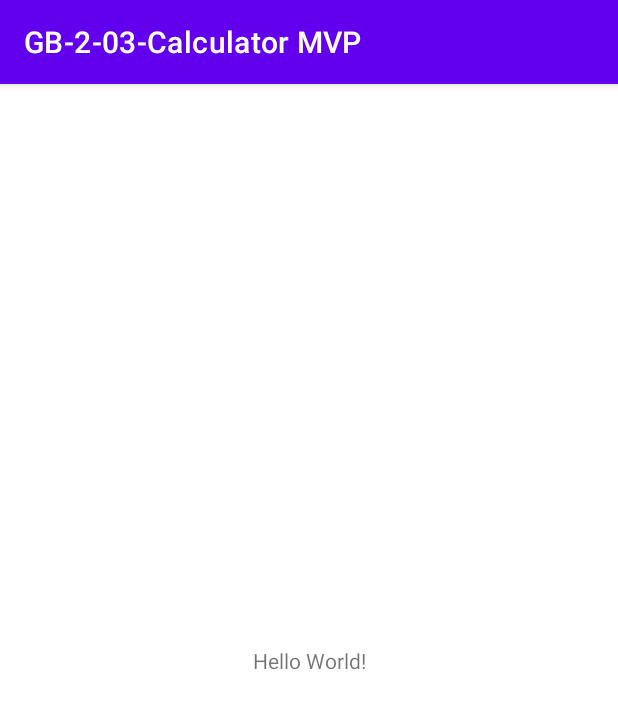
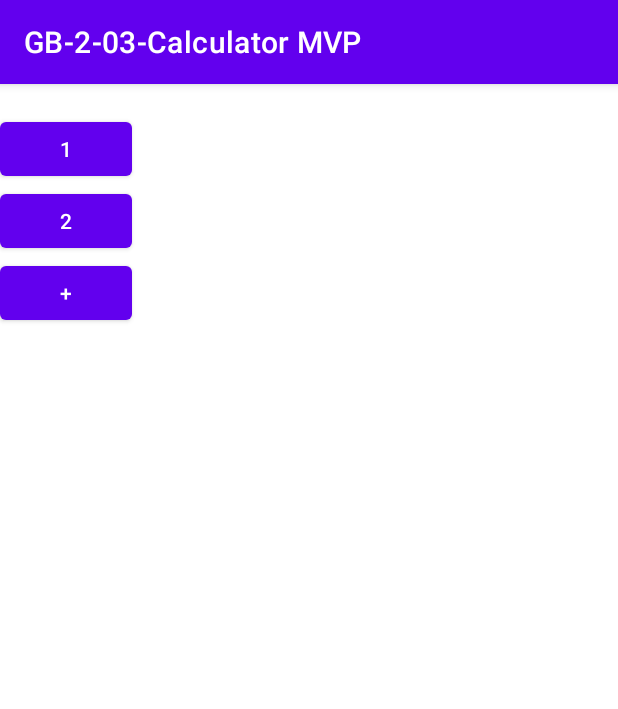
Before and after one commit to Gravitana/GB-2-03-Calculator_MVP, an Android app: the screen it shows after launch (MainActivity before the commit, CalculatorActivity after it), on a phone screen of 412 x 824 dp. Shown: the top 709 px of the screen. Run offline under Robolectric (Android 15) with nearby library versions, the phone set to English and light mode, and no system bars.

Commit message:
намёк на калькулятор

```diff
--- a/app/src/main/AndroidManifest.xml
+++ b/app/src/main/AndroidManifest.xml
@@ -9,7 +9,7 @@
         android:roundIcon="@mipmap/ic_launcher_round"
         android:supportsRtl="true"
         android:theme="@style/Theme.GB203CalculatorMVP">
-        <activity android:name=".MainActivity">
+        <activity android:name=".ui.CalculatorActivity">
             <intent-filter>
                 <action android:name="android.intent.action.MAIN" />
 
--- a/app/src/main/java/com/example/gb_2_03_calculatormvp/MainActivity.java
+++ /dev/null
@@ -1,14 +0,0 @@
-package com.example.gb_2_03_calculatormvp;
-
-import androidx.appcompat.app.AppCompatActivity;
-
-import android.os.Bundle;
-
-public class MainActivity extends AppCompatActivity {
-
-    @Override
-    protected void onCreate(Bundle savedInstanceState) {
-        super.onCreate(savedInstanceState);
-        setContentView(R.layout.activity_main);
-    }
-}
--- /dev/null
+++ b/app/src/main/java/com/example/gb_2_03_calculatormvp/domain/Calculator.java
@@ -0,0 +1,6 @@
+package com.example.gb_2_03_calculatormvp.domain;
+
+public interface Calculator {
+
+    double binaryOperation(double argOne, double argTwo, Operation operation);
+}
--- /dev/null
+++ b/app/src/main/java/com/example/gb_2_03_calculatormvp/ui/CalculatorActivity.java
@@ -0,0 +1,51 @@
+package com.example.gb_2_03_calculatormvp.ui;
+
+import androidx.appcompat.app.AppCompatActivity;
+
+import android.os.Bundle;
+import android.view.View;
+import android.widget.TextView;
+
+import com.example.gb_2_03_calculatormvp.R;
+import com.example.gb_2_03_calculatormvp.domain.CalculatorImpl;
+
+public class CalculatorActivity extends AppCompatActivity implements CalculatorView {
+
+    private CalculatorPresenter presenter;
+
+    private TextView resultText;
+
+    @Override
+    protected void onCreate(Bundle savedInstanceState) {
+        super.onCreate(savedInstanceState);
+        setContentView(R.layout.activity_main);
+
+        presenter = new CalculatorPresenter(this, new CalculatorImpl());
+
+        resultText = findViewById(R.id.result);
+
+        findViewById(R.id.btn_1).setOnClickListener(new View.OnClickListener() {
+            @Override
+            public void onClick(View v) {
+                presenter.onButtonOneClicked();
+            }
+        });
+        findViewById(R.id.btn_2).setOnClickListener(new View.OnClickListener() {
+            @Override
+            public void onClick(View v) {
+                presenter.onButtonTwoClicked();
+            }
+        });
+        findViewById(R.id.btn_plus).setOnClickListener(new View.OnClickListener() {
+            @Override
+            public void onClick(View v) {
+                presenter.onButtonPlusClicked();
+            }
+        });
+    }
+
+    @Override
+    public void showResult(String result) {
+        resultText.setText(result);
+    }
+}
--- /dev/null
+++ b/app/src/main/java/com/example/gb_2_03_calculatormvp/ui/CalculatorPresenter.java
@@ -0,0 +1,33 @@
+package com.example.gb_2_03_calculatormvp.ui;
+
+import com.example.gb_2_03_calculatormvp.domain.Calculator;
+import com.example.gb_2_03_calculatormvp.domain.Operation;
+
+public class CalculatorPresenter {
+
+    private CalculatorView view;
+
+    private Calculator calculator;
+
+    private double argOne = 0;
+    private double argTwo = 0;
+
+    public CalculatorPresenter(CalculatorView view, Calculator calculator) {
+        this.view = view;
+        this.calculator = calculator;
+    }
+
+    public void onButtonOneClicked() {
+        argOne = 1;
+    }
+
+    public void onButtonTwoClicked() {
+        argTwo = 2;
+    }
+
+    public void onButtonPlusClicked() {
+        double res = calculator.binaryOperation(argOne, argTwo, Operation.ADD);
+
+        view.showResult(String.valueOf(res));
+    }
+}
--- /dev/null
+++ b/app/src/main/java/com/example/gb_2_03_calculatormvp/ui/CalculatorView.java
@@ -0,0 +1,6 @@
+package com.example.gb_2_03_calculatormvp.ui;
+
+public interface CalculatorView {
+
+    void showResult(String result);
+}
--- a/app/src/main/res/layout/activity_main.xml
+++ b/app/src/main/res/layout/activity_main.xml
@@ -1,18 +1,33 @@
 <?xml version="1.0" encoding="utf-8"?>
-<androidx.constraintlayout.widget.ConstraintLayout xmlns:android="http://schemas.android.com/apk/res/android"
+<LinearLayout xmlns:android="http://schemas.android.com/apk/res/android"
     xmlns:app="http://schemas.android.com/apk/res-auto"
     xmlns:tools="http://schemas.android.com/tools"
     android:layout_width="match_parent"
     android:layout_height="match_parent"
-    tools:context=".MainActivity">
+    android:orientation="vertical"
+    tools:context=".ui.CalculatorActivity">
 
     <TextView
+        android:id="@+id/result"
+        android:layout_width="wrap_content"
+        android:layout_height="wrap_content" />
+
+    <Button
+        android:id="@+id/btn_1"
         android:layout_width="wrap_content"
         android:layout_height="wrap_content"
-        android:text="Hello World!"
-        app:layout_constraintBottom_toBottomOf="parent"
-        app:layout_constraintLeft_toLeftOf="parent"
-        app:layout_constraintRight_toRightOf="parent"
-        app:layout_constraintTop_toTopOf="parent" />
+        android:text="@string/btn_1" />
 
-</androidx.constraintlayout.widget.ConstraintLayout>
+    <Button
+        android:id="@+id/btn_2"
+        android:layout_width="wrap_content"
+        android:layout_height="wrap_content"
+        android:text="@string/btn_2" />
+
+    <Button
+        android:id="@+id/btn_plus"
+        android:layout_width="wrap_content"
+        android:layout_height="wrap_content"
+        android:text="@string/btn_plus" />
+
+</LinearLayout>
--- a/app/src/main/res/values/strings.xml
+++ b/app/src/main/res/values/strings.xml
@@ -1,3 +1,6 @@
 <resources>
     <string name="app_name">GB-2-03-Calculator MVP</string>
+    <string name="btn_1">1</string>
+    <string name="btn_2">2</string>
+    <string name="btn_plus">+</string>
 </resources>
```
Also changed, not shown: app/src/main/java/com/example/gb_2_03_calculatormvp/domain/CalculatorImpl.java (added, +20 -0 lines), app/src/main/java/com/example/gb_2_03_calculatormvp/domain/Operation.java (added, +8 -0 lines).
